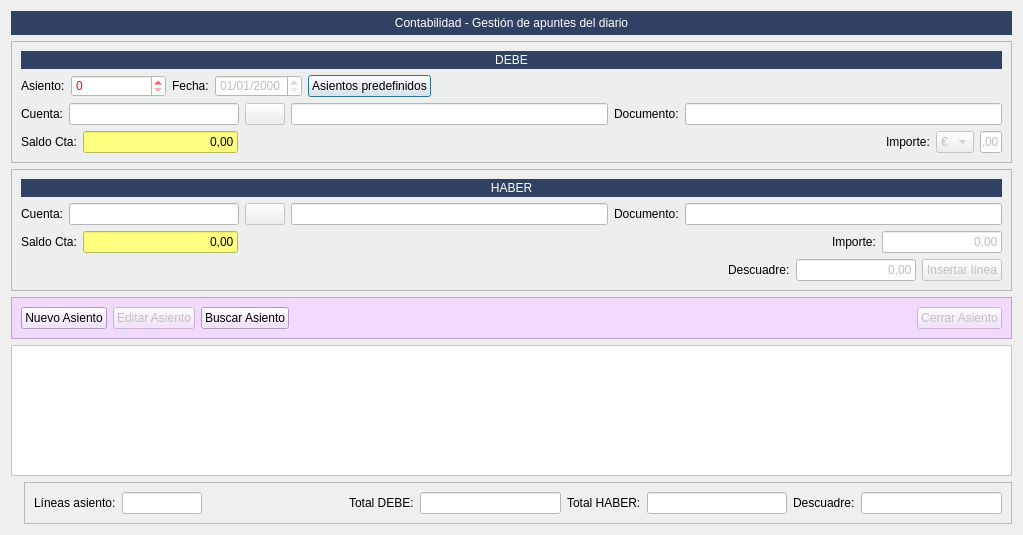
First picture: the form in Zona_Contabilidad/frmentrada_apuntes.ui, repository arcnexus/RedFoX, before the edit.
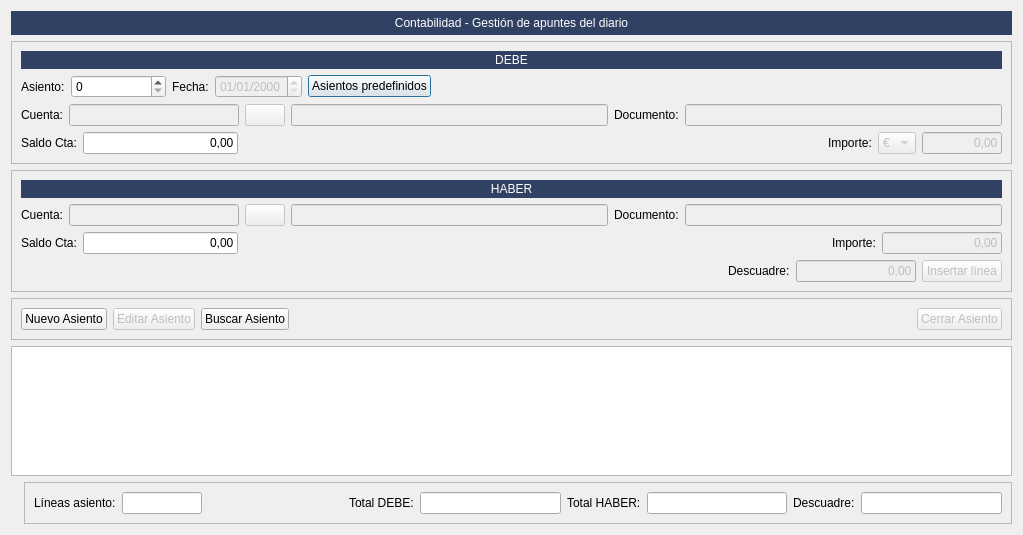
Second picture: the form after the edit. Icons and pictures are not drawn.

```diff
--- a/Zona_Contabilidad/frmentrada_apuntes.ui
+++ b/Zona_Contabilidad/frmentrada_apuntes.ui
@@ -37,10 +37,6 @@
    </item>
    <item row="1" column="0" colspan="2">
     <widget class="QFrame" name="frame">
-     <property name="styleSheet">
-      <string notr="true">background-color: #ecefed;
-</string>
-     </property>
      <property name="frameShape">
       <enum>QFrame::StyledPanel</enum>
      </property>
@@ -65,10 +61,6 @@
             <height>0</height>
            </size>
           </property>
-          <property name="styleSheet">
-           <string notr="true">background-color: rgb(255, 255, 255);
-color: rgb(255, 0, 0);</string>
-          </property>
           <property name="maximum">
            <number>999999999</number>
           </property>
@@ -86,9 +78,6 @@
           <property name="enabled">
            <bool>false</bool>
           </property>
-          <property name="styleSheet">
-           <string notr="true">background-color: rgb(255, 255, 255);</string>
-          </property>
           <property name="displayFormat">
            <string>dd/MM/yyyy</string>
           </property>
@@ -165,9 +154,6 @@
             <height>16777215</height>
            </size>
           </property>
-          <property name="styleSheet">
-           <string notr="true">background-color: rgb(255, 255, 255);</string>
-          </property>
          </widget>
         </item>
         <item>
@@ -195,9 +181,6 @@
           <property name="enabled">
            <bool>false</bool>
           </property>
-          <property name="styleSheet">
-           <string notr="true">background-color: rgb(255, 255, 255);</string>
-          </property>
          </widget>
         </item>
         <item>
@@ -212,9 +195,6 @@
           <property name="enabled">
            <bool>false</bool>
           </property>
-          <property name="styleSheet">
-           <string notr="true">background-color: rgb(255, 255, 255);</string>
-          </property>
          </widget>
         </item>
        </layout>
@@ -245,15 +225,18 @@
         <property name="enabled">
          <bool>false</bool>
         </property>
+        <property name="minimumSize">
+         <size>
+          <width>80</width>
+          <height>0</height>
+         </size>
+        </property>
         <property name="maximumSize">
          <size>
           <width>120</width>
           <height>16777215</height>
          </size>
         </property>
-        <property name="styleSheet">
-         <string notr="true">background-color: rgb(255, 255, 255);</string>
-        </property>
         <property name="text">
          <string>0,00</string>
         </property>
@@ -296,9 +279,6 @@
           <height>16777215</height>
          </size>
         </property>
-        <property name="styleSheet">
-         <string notr="true">background-color: rgb(255, 255, 127);</string>
-        </property>
         <property name="text">
          <string>0,00</string>
         </property>
@@ -312,9 +292,6 @@
    </item>
    <item row="2" column="0" colspan="2">
     <widget class="QFrame" name="frame_4">
-     <property name="styleSheet">
-      <string notr="true">background-color: #ecefed;</string>
-     </property>
      <property name="frameShape">
       <enum>QFrame::StyledPanel</enum>
      </property>
@@ -363,9 +340,6 @@
             <height>16777215</height>
            </size>
           </property>
-          <property name="styleSheet">
-           <string notr="true">background-color: rgb(255, 255, 255);</string>
-          </property>
          </widget>
         </item>
         <item>
@@ -393,9 +367,6 @@
           <property name="enabled">
            <bool>false</bool>
           </property>
-          <property name="styleSheet">
-           <string notr="true">background-color: rgb(255, 255, 255);</string>
-          </property>
          </widget>
         </item>
         <item>
@@ -410,9 +381,6 @@
           <property name="enabled">
            <bool>false</bool>
           </property>
-          <property name="styleSheet">
-           <string notr="true">background-color: rgb(255, 255, 255);</string>
-          </property>
          </widget>
         </item>
        </layout>
@@ -434,9 +402,6 @@
             <height>16777215</height>
            </size>
           </property>
-          <property name="styleSheet">
-           <string notr="true">background-color: rgb(255, 255, 127);</string>
-          </property>
           <property name="text">
            <string>0,00</string>
           </property>
@@ -476,9 +441,6 @@
             <height>16777215</height>
            </size>
           </property>
-          <property name="styleSheet">
-           <string notr="true">background-color: rgb(255, 255, 255);</string>
-          </property>
           <property name="text">
            <string>0,00</string>
           </property>
@@ -522,9 +484,6 @@
             <height>16777215</height>
            </size>
           </property>
-          <property name="styleSheet">
-           <string notr="true">background-color: rgb(255, 255, 255);</string>
-          </property>
           <property name="text">
            <string>0,00</string>
           </property>
@@ -557,9 +516,6 @@
    </item>
    <item row="3" column="0" colspan="2">
     <widget class="QFrame" name="frame_3">
-     <property name="styleSheet">
-      <string notr="true">background-color: rgb(241, 217, 255);</string>
-     </property>
      <property name="frameShape">
       <enum>QFrame::StyledPanel</enum>
      </property>
@@ -659,10 +615,6 @@
    </item>
    <item row="4" column="0" colspan="2">
     <widget class="QTableView" name="tabla_asientos">
-     <property name="styleSheet">
-      <string notr="true">background-color: rgb(255, 255, 255);
-alternate-background-color: rgb(255, 220, 255);</string>
-     </property>
      <property name="alternatingRowColors">
       <bool>true</bool>
      </property>
@@ -717,9 +669,6 @@
           <height>16777215</height>
          </size>
         </property>
-        <property name="styleSheet">
-         <string notr="true">background-color: rgb(255, 255, 255);</string>
-        </property>
         <property name="alignment">
          <set>Qt::AlignRight|Qt::AlignTrailing|Qt::AlignVCenter</set>
         </property>
@@ -750,9 +699,6 @@
       </item>
       <item>
        <widget class="QLineEdit" name="txttotal_debe">
-        <property name="styleSheet">
-         <string notr="true">background-color: rgb(255, 255, 255);</string>
-        </property>
         <property name="alignment">
          <set>Qt::AlignRight|Qt::AlignTrailing|Qt::AlignVCenter</set>
         </property>
@@ -770,9 +716,6 @@
       </item>
       <item>
        <widget class="QLineEdit" name="txttotal_haber">
-        <property name="styleSheet">
-         <string notr="true">background-color: rgb(255, 255, 255);</string>
-        </property>
         <property name="alignment">
          <set>Qt::AlignRight|Qt::AlignTrailing|Qt::AlignVCenter</set>
         </property>
@@ -790,9 +733,6 @@
       </item>
       <item>
        <widget class="QLineEdit" name="txtdescuadre_asiento">
-        <property name="styleSheet">
-         <string notr="true">background-color: rgb(255, 255, 255);</string>
-        </property>
         <property name="alignment">
          <set>Qt::AlignRight|Qt::AlignTrailing|Qt::AlignVCenter</set>
         </property>
```
